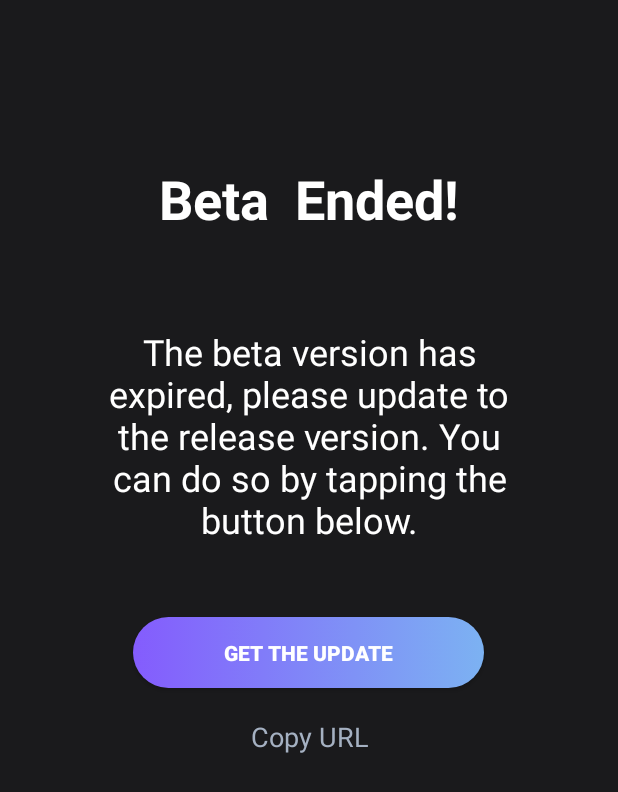
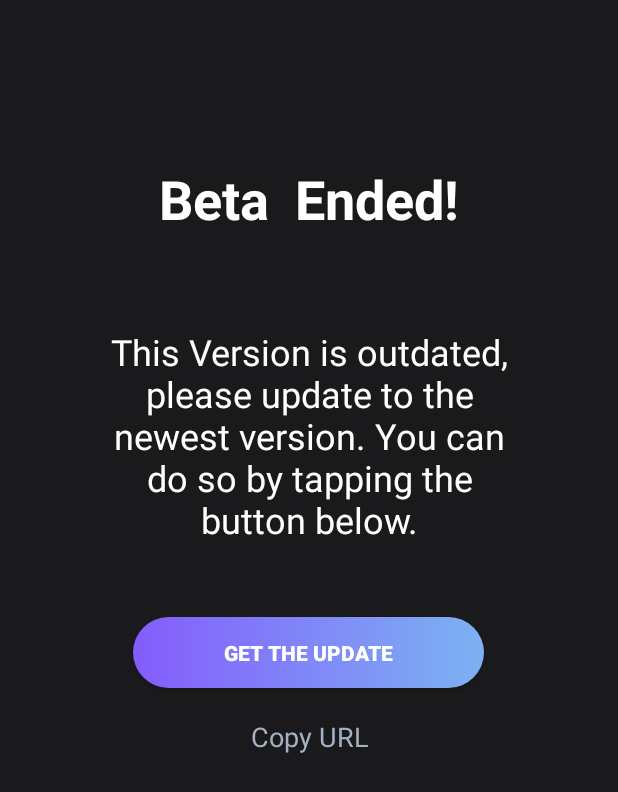
Before and after one commit to Klausmd5/HTL_AutoLogin-Android, an Android app: the TimeOut screen opened directly, with no data from a screen before it, on a phone screen of 412 x 824 dp. Shown: the top 792 px of the screen. Run offline under Robolectric (Android 15) with nearby library versions, the phone set to English and light mode, and no system bars; Roboto replaces fonts that are not available here.

Commit message:
- rewrote text

```diff
--- a/app/src/main/res/layout/activity_time_out.xml
+++ b/app/src/main/res/layout/activity_time_out.xml
@@ -48,7 +48,7 @@
         android:layout_marginStart="8dp"
         android:layout_marginTop="48dp"
         android:layout_marginEnd="8dp"
-        android:text="The beta version has expired, please update to the release version. You can do so by tapping the button below."
+        android:text="This Version is outdated, please update to the newest version. You can do so by tapping the button below."
         android:textAlignment="center"
         android:textColor="#fff"
         android:textSize="24sp"
```
